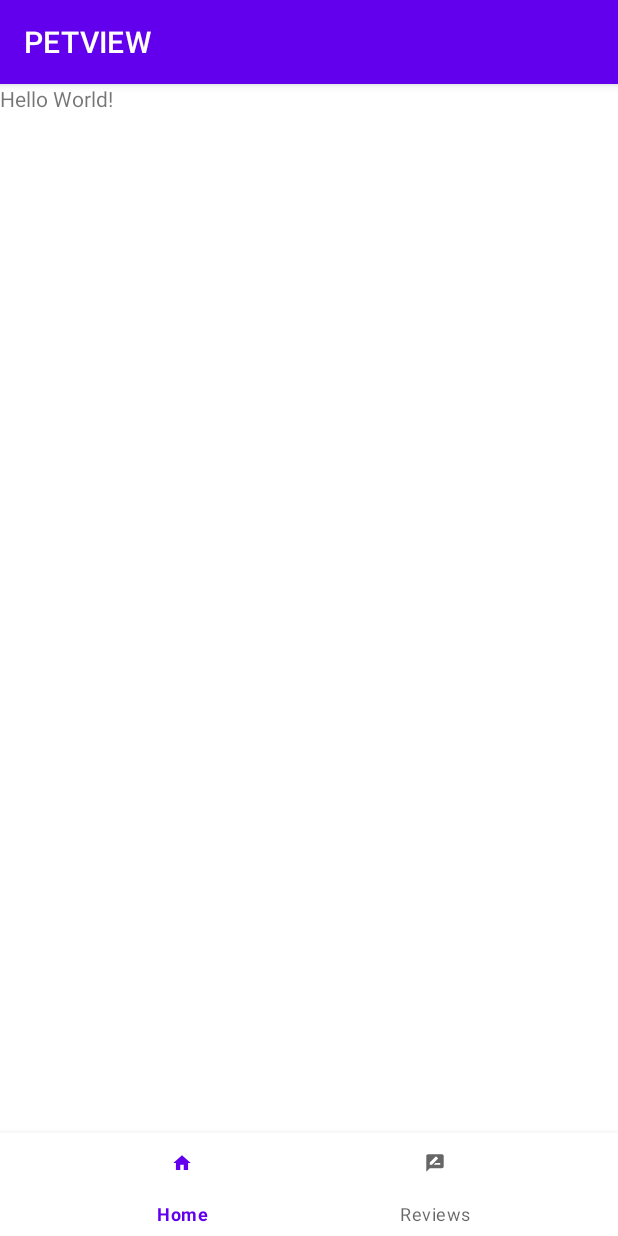
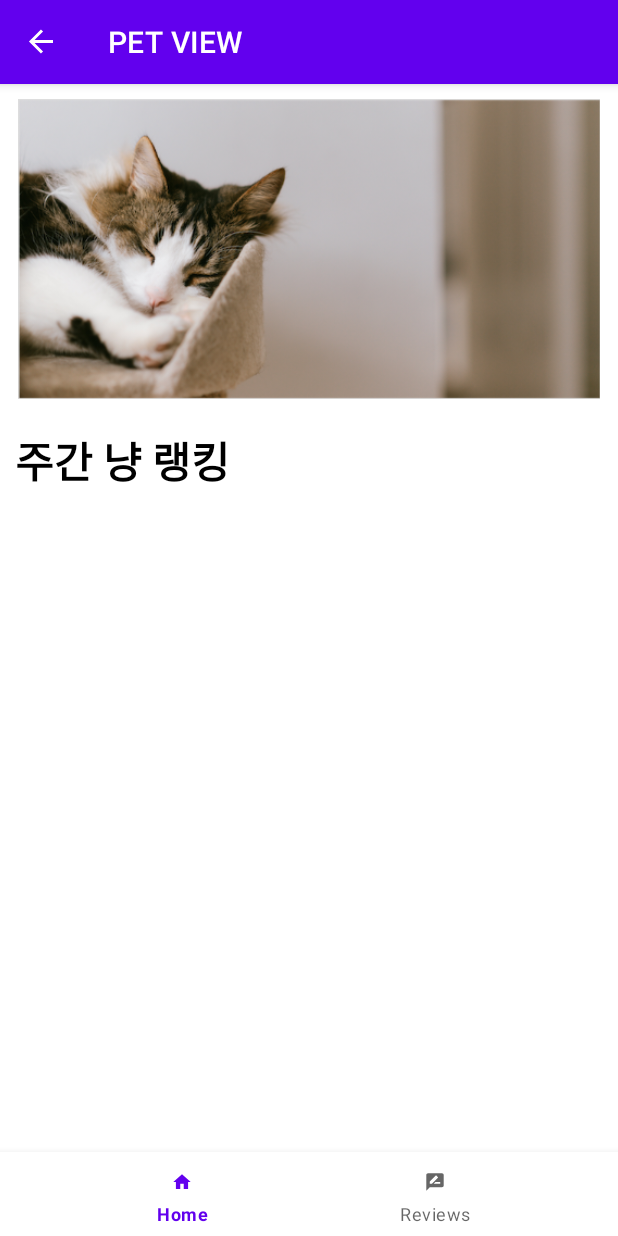
Before and after one commit to jukim10101/pet-supplies, an Android app: the screen it shows after launch (MainActivity), on a phone screen of 412 x 824 dp. Run offline under Robolectric (Android 15) with nearby library versions, the phone set to English and light mode, and no system bars; our stand-ins replace navigation-ui.

Commit message:
Navigation Bar && Home Fragment

```diff
--- a/PETVIEW/app/build.gradle
+++ b/PETVIEW/app/build.gradle
@@ -26,8 +26,12 @@ dependencies {
     implementation fileTree(dir: "libs", include: ["*.jar"])
     implementation 'androidx.appcompat:appcompat:1.2.0'
     implementation 'androidx.constraintlayout:constraintlayout:1.1.3'
+    implementation 'androidx.navigation:navigation-fragment:2.3.1'
+    implementation 'androidx.navigation:navigation-ui:2.0.0'
+    implementation 'androidx.lifecycle:lifecycle-extensions:2.2.0'
     testImplementation 'junit:junit:4.12'
     androidTestImplementation 'androidx.test.ext:junit:1.1.1'
     androidTestImplementation 'androidx.test.espresso:espresso-core:3.2.0'
-    implementation 'com.google.android.material:material:1.2.0'
+    implementation 'com.google.android.material:material:1.2.1'
+
 }
--- a/PETVIEW/app/src/main/java/com/example/petview/MainActivity.java
+++ b/PETVIEW/app/src/main/java/com/example/petview/MainActivity.java
@@ -1,8 +1,13 @@
 package com.example.petview;
 
+import android.os.Bundle;
+
 import androidx.appcompat.app.AppCompatActivity;
-
-import android.os.Bundle;
+import androidx.navigation.NavController;
+import androidx.navigation.Navigation;
+import androidx.navigation.ui.AppBarConfiguration;
+import androidx.navigation.ui.NavigationUI;
+import com.google.android.material.bottomnavigation.BottomNavigationView;
 
 public class MainActivity extends AppCompatActivity {
 
@@ -10,5 +15,15 @@ public class MainActivity extends AppCompatActivity {
     protected void onCreate(Bundle savedInstanceState) {
         super.onCreate(savedInstanceState);
         setContentView(R.layout.activity_main);
+
+        BottomNavigationView navView = findViewById(R.id.bottom_nav);
+        // Passing each menu ID as a set of Ids because each
+        // menu should be considered as top level destinations.
+        AppBarConfiguration appBarConfiguration = new AppBarConfiguration.Builder(
+                R.id.home, R.id.reviews)
+                .build();
+        NavController navController = Navigation.findNavController(this, R.id.nav_host_fragment);
+        NavigationUI.setupActionBarWithNavController(this, navController, appBarConfiguration);
+        NavigationUI.setupWithNavController(navView, navController);
     }
 }
--- /dev/null
+++ b/PETVIEW/app/src/main/java/com/example/petview/ui/home/HomeFragment.java
@@ -0,0 +1,34 @@
+package com.example.petview.ui.home;
+
+import android.os.Bundle;
+import android.view.LayoutInflater;
+import android.view.View;
+import android.view.ViewGroup;
+import android.widget.TextView;
+
+import androidx.annotation.NonNull;
+import androidx.annotation.Nullable;
+import androidx.fragment.app.Fragment;
+import androidx.lifecycle.Observer;
+import androidx.lifecycle.ViewModelProviders;
+
+import com.example.petview.R;
+
+public class HomeFragment extends Fragment {
+
+    private HomeViewModel homeViewModel;
+    public View onCreateView(@NonNull LayoutInflater inflater,
+                             ViewGroup container, Bundle savedInstanceState) {
+        homeViewModel =
+                ViewModelProviders.of(this).get(HomeViewModel.class);
+        View root = inflater.inflate(R.layout.fragment_home, container, false);
+        final TextView textView = root.findViewById(R.id.text_home);
+        homeViewModel.getText().observe(getViewLifecycleOwner(), new Observer<String>() {
+            @Override
+            public void onChanged(@Nullable String s) {
+                textView.setText(s);
+            }
+        });
+        return root;
+    }
+}
--- /dev/null
+++ b/PETVIEW/app/src/main/java/com/example/petview/ui/home/HomeViewModel.java
@@ -0,0 +1,19 @@
+package com.example.petview.ui.home;
+
+import androidx.lifecycle.LiveData;
+import androidx.lifecycle.MutableLiveData;
+import androidx.lifecycle.ViewModel;
+
+public class HomeViewModel extends ViewModel{
+
+    private MutableLiveData<String> mText;
+
+    public HomeViewModel() {
+        mText = new MutableLiveData<>();
+        mText.setValue("주간 냥 랭킹");
+    }
+
+    public LiveData<String> getText() {
+        return mText;
+    }
+}
--- a/PETVIEW/app/src/main/res/layout/activity_main.xml
+++ b/PETVIEW/app/src/main/res/layout/activity_main.xml
@@ -1,31 +1,37 @@
 <?xml version="1.0" encoding="utf-8"?>
-<LinearLayout xmlns:android="http://schemas.android.com/apk/res/android"
+<androidx.constraintlayout.widget.ConstraintLayout xmlns:android="http://schemas.android.com/apk/res/android"
     xmlns:app="http://schemas.android.com/apk/res-auto"
     xmlns:tools="http://schemas.android.com/tools"
     android:layout_width="match_parent"
     android:layout_height="match_parent"
     android:orientation="vertical"
+    app:layout_behavior="@string/appbar_scrolling_view_behavior"
     tools:context=".MainActivity">
 
-    <TextView
-        android:layout_width="wrap_content"
-        android:layout_height="wrap_content"
-        android:text="Hello World!"/>
 
-    <FrameLayout
-        android:layout_width="match_parent"
-        android:layout_height="0dp"
-        android:layout_gravity="bottom"
-        android:layout_weight="10"
-        android:id="@+id/fragmentContainer">
+        <com.google.android.material.bottomnavigation.BottomNavigationView
+            android:id="@+id/bottom_nav"
+            android:layout_width="0dp"
+            android:layout_height="wrap_content"
+            android:layout_gravity="bottom"
+            android:layout_marginStart="0dp"
+            android:layout_marginEnd="0dp"
+            android:background="?android:attr/windowBackground"
+            app:layout_constraintBottom_toBottomOf="parent"
+            app:layout_constraintLeft_toLeftOf="parent"
+            app:layout_constraintRight_toRightOf="parent"
+            app:menu="@menu/menu_bottom_nav" />
 
-    </FrameLayout>
+        <fragment
+            android:id="@+id/nav_host_fragment"
+            android:name="androidx.navigation.fragment.NavHostFragment"
+            android:layout_width="match_parent"
+            android:layout_height="match_parent"
+            app:defaultNavHost="true"
+            app:layout_constraintBottom_toTopOf="@id/bottom_nav"
+            app:layout_constraintLeft_toLeftOf="parent"
+            app:layout_constraintRight_toRightOf="parent"
+            app:layout_constraintTop_toTopOf="parent"
+            app:navGraph="@navigation/mobile_navigation"/>
 
-    <com.google.android.material.bottomnavigation.BottomNavigationView
-        android:id="@+id/bottom_nav"
-        android:layout_width="match_parent"
-        android:layout_height="0dp"
-        android:layout_gravity="bottom"
-        android:layout_weight="1"
-        app:menu="@menu/menu_bottom_nav" />
-</LinearLayout>
+</androidx.constraintlayout.widget.ConstraintLayout>
--- /dev/null
+++ b/PETVIEW/app/src/main/res/layout/fragment_home.xml
@@ -0,0 +1,35 @@
+<?xml version="1.0" encoding="utf-8"?>
+<LinearLayout xmlns:android="http://schemas.android.com/apk/res/android"
+    xmlns:tools="http://schemas.android.com/tools"
+    android:layout_width="match_parent"
+    android:layout_height="match_parent"
+    xmlns:app="http://schemas.android.com/apk/res-auto"
+    android:orientation="vertical"
+    app:layout_behavior="@string/appbar_scrolling_view_behavior"
+    tools:context=".ui.home.HomeFragment">
+
+    <ImageView
+        android:id="@+id/banner_home"
+        android:layout_width="400dp"
+        android:layout_height="200dp"
+        app:srcCompat="@drawable/cat"
+        android:layout_margin="10dp"
+        android:layout_gravity="center"/>
+
+    <TextView
+        android:id="@+id/text_home"
+        android:layout_width="wrap_content"
+        android:layout_height="wrap_content"
+        android:layout_margin="10dp"
+        android:text="주간 냥 랭킹"
+        android:textColor="#000000"
+        android:textSize="28dp"
+        android:textStyle="bold" />
+
+    <androidx.recyclerview.widget.RecyclerView
+        android:layout_width="wrap_content"
+        android:layout_height="wrap_content"
+        android:layout_gravity="">
+
+    </androidx.recyclerview.widget.RecyclerView>
+</LinearLayout>
--- /dev/null
+++ b/PETVIEW/app/src/main/res/navigation/mobile_navigation.xml
@@ -0,0 +1,14 @@
+<?xml version="1.0" encoding="utf-8"?>
+<navigation xmlns:android="http://schemas.android.com/apk/res/android"
+    xmlns:tools="http://schemas.android.com/tools"
+    xmlns:app="http://schemas.android.com/apk/res-auto"
+    android:id="@+id/mobile_navigation"
+    app:startDestination="@+id/nav_home">
+
+    <fragment
+        android:id="@+id/nav_home"
+        android:name="com.example.petview.ui.home.HomeFragment"
+        android:label="PET VIEW"
+        tools:layout="@layout/fragment_home"/>
+
+</navigation>
```
Also changed, not shown: PETVIEW/app/src/main/res/drawable-xhdpi/cat.png (added).
